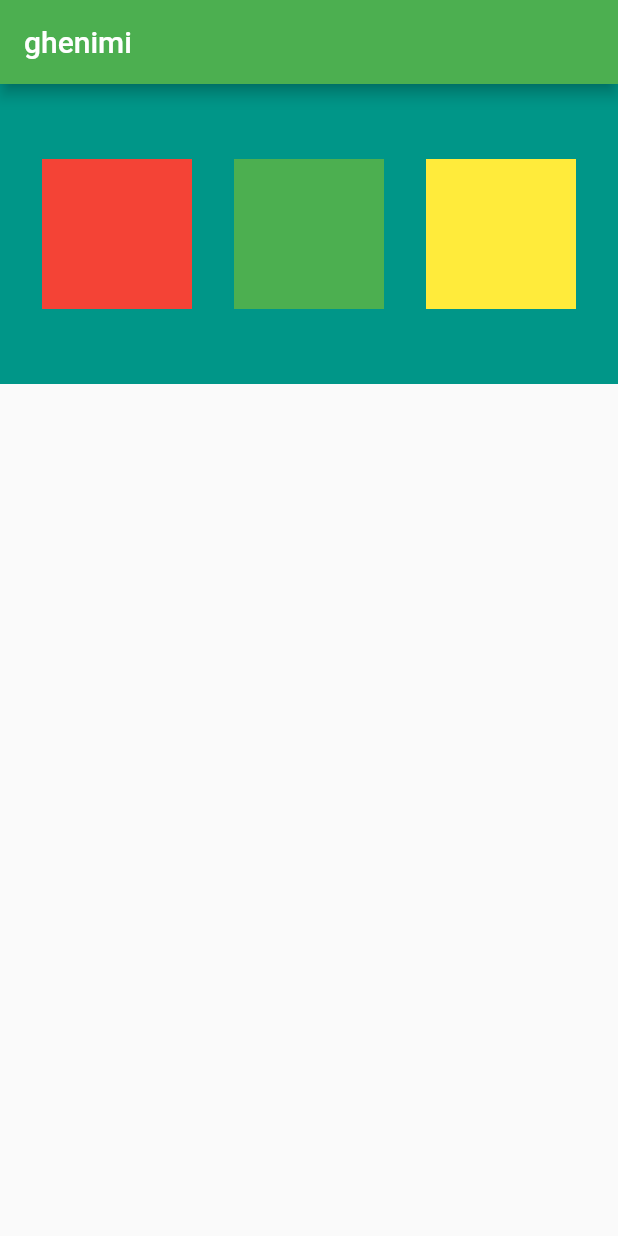
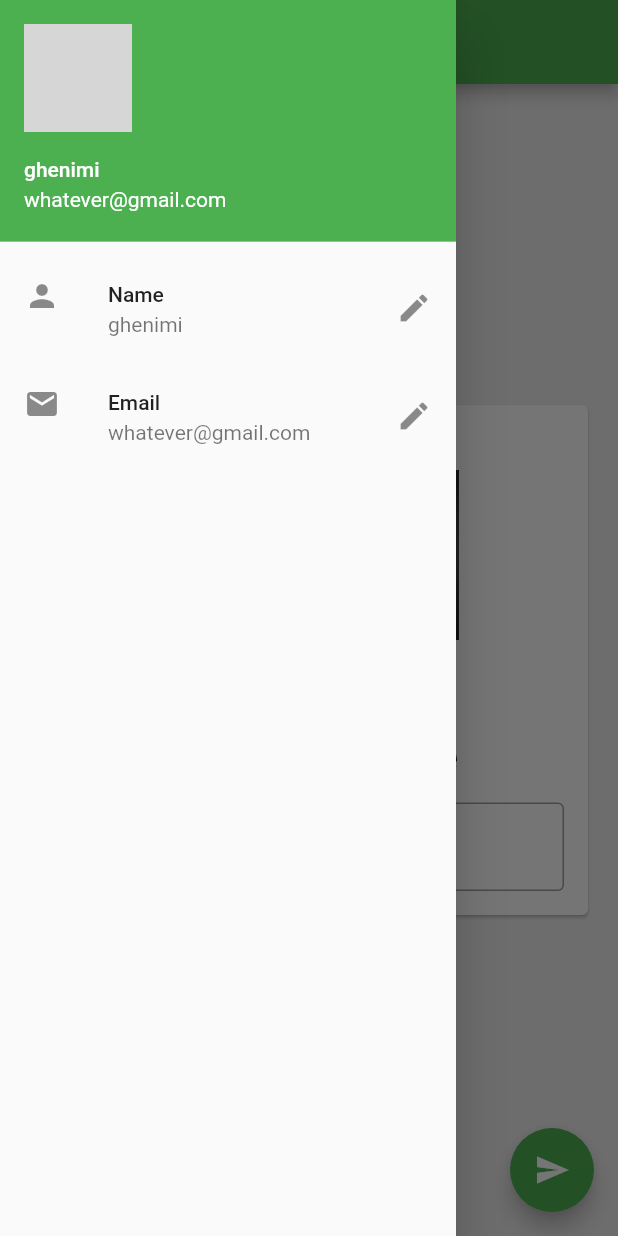
Before and after one commit to leghnimi/new_app, a Flutter app: the screen it shows after launch, with the side drawer open (before the commit the screen has no drawer), on a phone screen of 412 x 824 dp. Run offline on Flutter 3.47's test engine with Material 2 defaults, Android fonts, the phone set to English and light mode, and no system bars; missing offline and left inert: dart:html; network calls fail; grey boxes are pictures that could not be loaded.

Commit message:
before routing

```diff
--- /dev/null
+++ b/lib/drawer.dart
@@ -0,0 +1,37 @@
+import 'package:flutter/material.dart';
+
+class MyDrawer extends StatelessWidget {
+  const MyDrawer({Key? key}) : super(key: key);
+
+  @override
+  Widget build(BuildContext context) {
+    return Drawer(
+      child: ListView(
+        padding: const EdgeInsets.all(0),
+        // ignore: prefer_const_literals_to_create_immutables
+        children: [
+          UserAccountsDrawerHeader(
+              accountName: Text("ghenimi"),
+              accountEmail: Text("whatever@gmail.com"),
+              currentAccountPicture: CircleAvatar(
+                backgroundImage: NetworkImage(
+                    "https://eitrawmaterials.eu/wp-content/uploads/2016/09/person-icon-66x66.png"),
+              )),
+          ListTile(
+            leading: Icon(Icons.person),
+            title: Text("Name"),
+            subtitle: Text("ghenimi"),
+            trailing: Icon(Icons.edit),
+            onTap: () {},
+          ),
+          ListTile(
+            leading: Icon(Icons.email),
+            title: Text("Email"),
+            subtitle: Text("whatever@gmail.com"),
+            trailing: Icon(Icons.edit),
+          ),
+        ],
+      ),
+    );
+  }
+}
--- a/lib/main.dart
+++ b/lib/main.dart
@@ -1,55 +1,23 @@
 // ignore_for_file: prefer_const_constructors
 
+import 'dart:html';
+
 import 'package:flutter/cupertino.dart';
-import 'package:flutter/rendering.dart';
 import 'package:flutter/widgets.dart';
 import 'package:flutter/material.dart';
+import 'pages/home_page.dart';
 
 void main() {
-  runApp(MaterialApp(
-    home: HomePage(),
-    theme: ThemeData(
-      primarySwatch: Colors.green,
-    ),
-  ));
+  runApp(Myapp());
 }
 
-class HomePage extends StatelessWidget {
+class Myapp extends StatelessWidget {
   @override
   Widget build(BuildContext context) {
-    return Scaffold(
-      appBar: AppBar(
-        title: Text("ghenimi"),
-      ),
-      body: Container(
-        height: 200,
-        color: Colors.teal,
-        child: Row(
-          mainAxisAlignment: MainAxisAlignment.spaceEvenly,
-          crossAxisAlignment: CrossAxisAlignment.center,
-          // mainAxisSize: MainAxisSize.max,
-          children: <Widget>[
-            Container(
-              padding: const EdgeInsets.all(8),
-              width: 100,
-              height: 100,
-              color: Colors.red,
-              alignment: Alignment.center,
-            ),
-            Container(
-              padding: const EdgeInsets.all(8),
-              width: 100,
-              height: 100,
-              color: Colors.green,
-            ),
-            Container(
-              padding: const EdgeInsets.all(8),
-              width: 100,
-              height: 100,
-              color: Colors.yellow,
-            )
-          ],
-        ),
+    return MaterialApp(
+      home: HomePage(),
+      theme: ThemeData(
+        primarySwatch: Colors.green,
       ),
     );
   }
--- /dev/null
+++ b/lib/material_card_widget.dart
@@ -0,0 +1,46 @@
+import 'package:flutter/material.dart';
+import 'package:new_app/material_card_widget.dart';
+
+class NameCardWidget extends StatelessWidget {
+  const NameCardWidget({
+    Key? key,
+    required this.changeText,
+    required TextEditingController nameContrller,
+  })  : _nameContrller = nameContrller,
+        super(key: key);
+
+  final String changeText;
+  final TextEditingController _nameContrller;
+
+  @override
+  Widget build(BuildContext context) {
+    return Card(
+      child: Column(
+        children: [
+          Image.asset(
+            'assets/test.jpg',
+            height: 200,
+            width: 200,
+          ),
+          SizedBox(
+            height: 20,
+          ),
+          Text(
+            changeText,
+            style: TextStyle(fontSize: 25, fontWeight: FontWeight.bold),
+          ),
+          Padding(
+            padding: const EdgeInsets.all(16.0),
+            child: TextField(
+              controller: _nameContrller,
+              decoration: InputDecoration(
+                  border: OutlineInputBorder(),
+                  hintText: "Enter Some Text",
+                  labelText: "Name"),
+            ),
+          )
+        ],
+      ),
+    );
+  }
+}
--- /dev/null
+++ b/lib/pages/home_page.dart
@@ -0,0 +1,39 @@
+import 'package:flutter/material.dart';
+import 'package:new_app/drawer.dart';
+import 'package:new_app/material_card_widget.dart';
+
+class HomePage extends StatefulWidget {
+  @override
+  State<HomePage> createState() => _HomePageState();
+}
+
+class _HomePageState extends State<HomePage> {
+  var changeText = "Change My Name";
+  TextEditingController _nameContrller = TextEditingController();
+  @override
+  Widget build(BuildContext context) {
+    return Scaffold(
+      backgroundColor: Colors.grey[200],
+      appBar: AppBar(
+        title: Text("ghenimi"),
+      ),
+      body: Center(
+        child: Padding(
+          padding: const EdgeInsets.all(16.0),
+          child: SingleChildScrollView(
+            child: NameCardWidget(
+                changeText: changeText, nameContrller: _nameContrller),
+          ),
+        ),
+      ),
+      drawer: MyDrawer(),
+      floatingActionButton: FloatingActionButton(
+        onPressed: () {
+          changeText = _nameContrller.text;
+          setState(() {});
+        },
+        child: Icon(Icons.send),
+      ),
+    );
+  }
+}
--- a/pubspec.yaml
+++ b/pubspec.yaml
@@ -58,8 +58,8 @@ flutter:
   uses-material-design: true
 
   # To add assets to your application, add an assets section, like this:
-  # assets:
-  #   - images/a_dot_burr.jpeg
+  assets:
+   - assets/
   #   - images/a_dot_ham.jpeg
 
   # An image asset can refer to one or more resolution-specific "variants", see
```
Also changed, not shown: assets/test.jpg (added).
